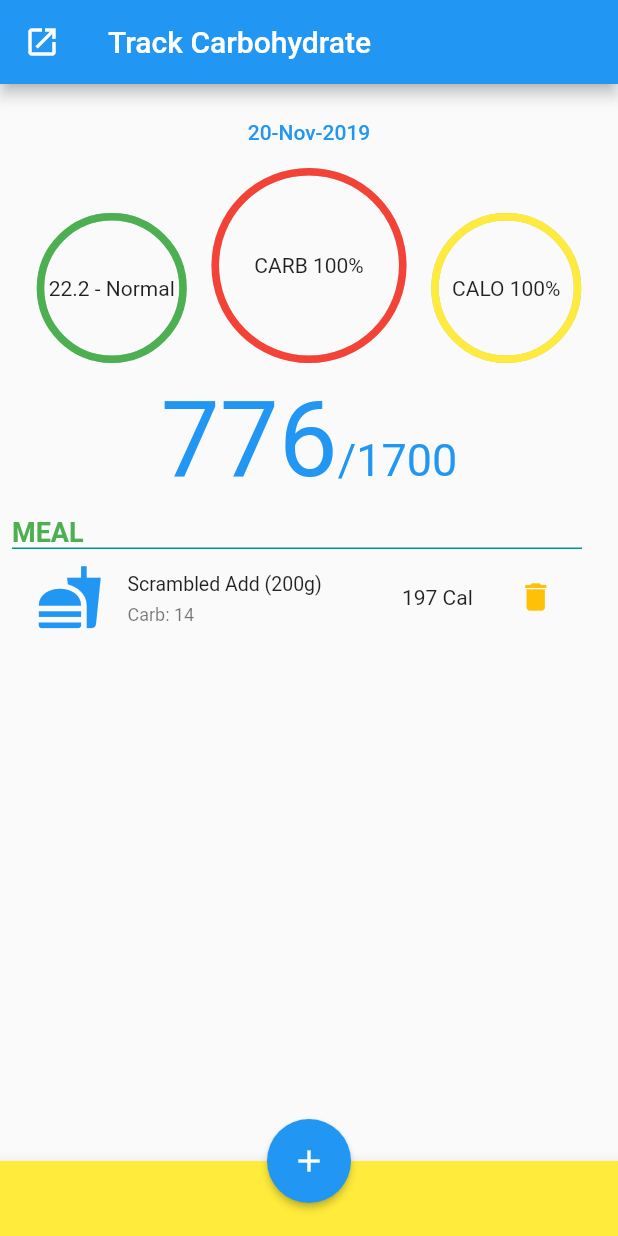
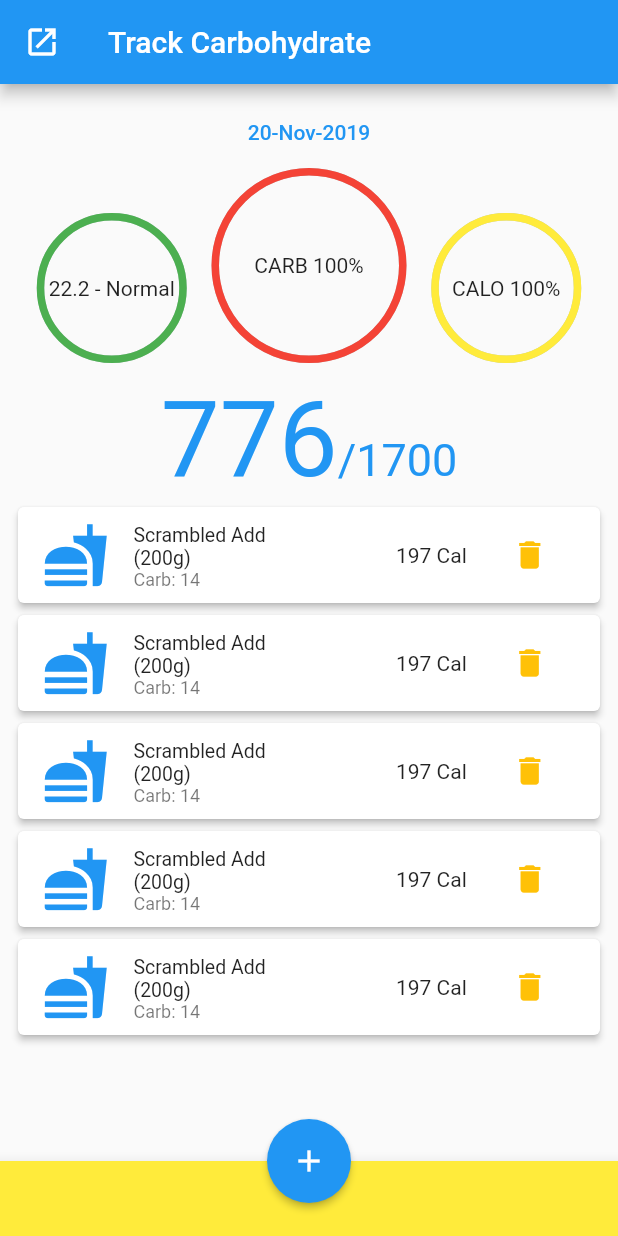
Before and after one commit to anlv-dev/carb_tracker, a Flutter app: the screen it shows after launch, on a phone screen of 412 x 824 dp. Run offline on Flutter 3.47's test engine with Material 2 defaults, Android fonts, the phone set to English and light mode, and no system bars; drawn by our look-alikes of percent_indicator; our stand-ins replace flutter_datetime_picker, font_awesome_flutter, sqflite; accounts and stored records are empty.

Commit message:
update interface

```diff
--- a/lib/main.dart
+++ b/lib/main.dart
@@ -149,30 +149,14 @@ class _MyHomePageState extends State<MyHomePage> {
                 ),
               ],
             ),
-            SizedBox(
-              height: 10.0,
-            ),
-            Row(
-              children: <Widget>[
-                Text(
-                  'MEAL',
-                  style: kOnTopBMIResult,
-                ),
-              ],
-            ),
-            Row(
-              children: <Widget>[
-                Container(
-                  height: 1.0,
-                  width: 380,
-                  color: Colors.teal,
-                )
-              ],
-            ),
             Expanded(
-              child: ListView(
-                children: <Widget>[
-                  ListTile(
+                child: ListView.builder(
+              itemCount: 5,
+              itemBuilder: (context, int position) {
+                return Card(
+                  color: Colors.white,
+                  elevation: 2.0,
+                  child: ListTile(
                     leading: Icon(
                       Icons.fastfood,
                       color: Colors.blue,
@@ -198,9 +182,9 @@ class _MyHomePageState extends State<MyHomePage> {
                     ),
                     dense: true,
                   ),
-                ],
-              ),
-            )
+                );
+              },
+            ))
           ],
         ),
       ),
```
